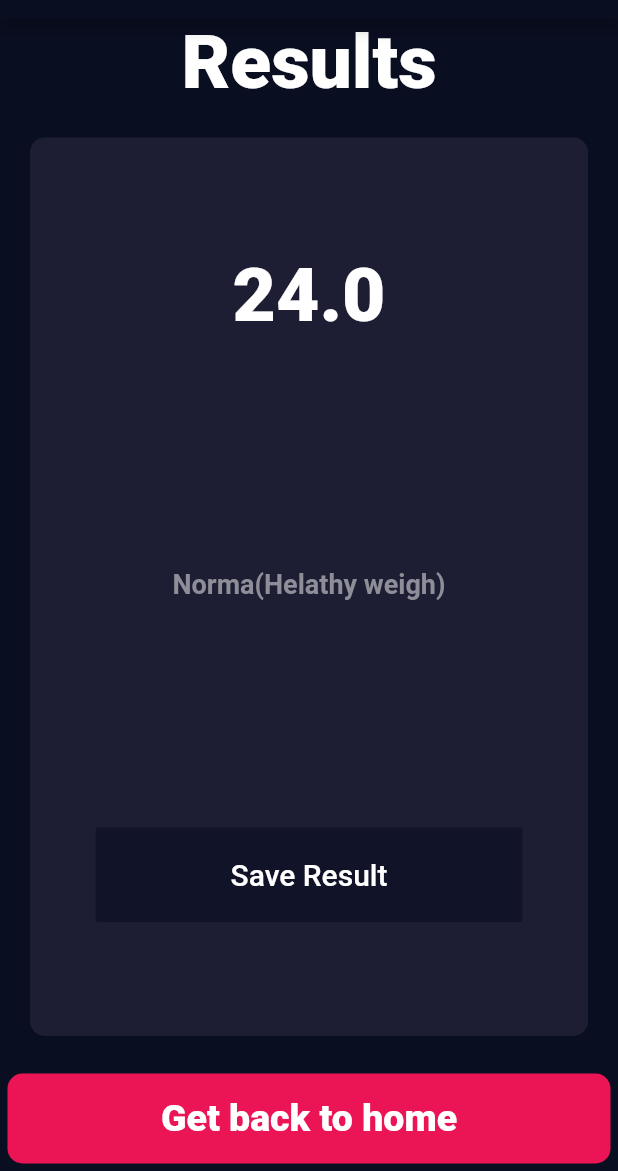
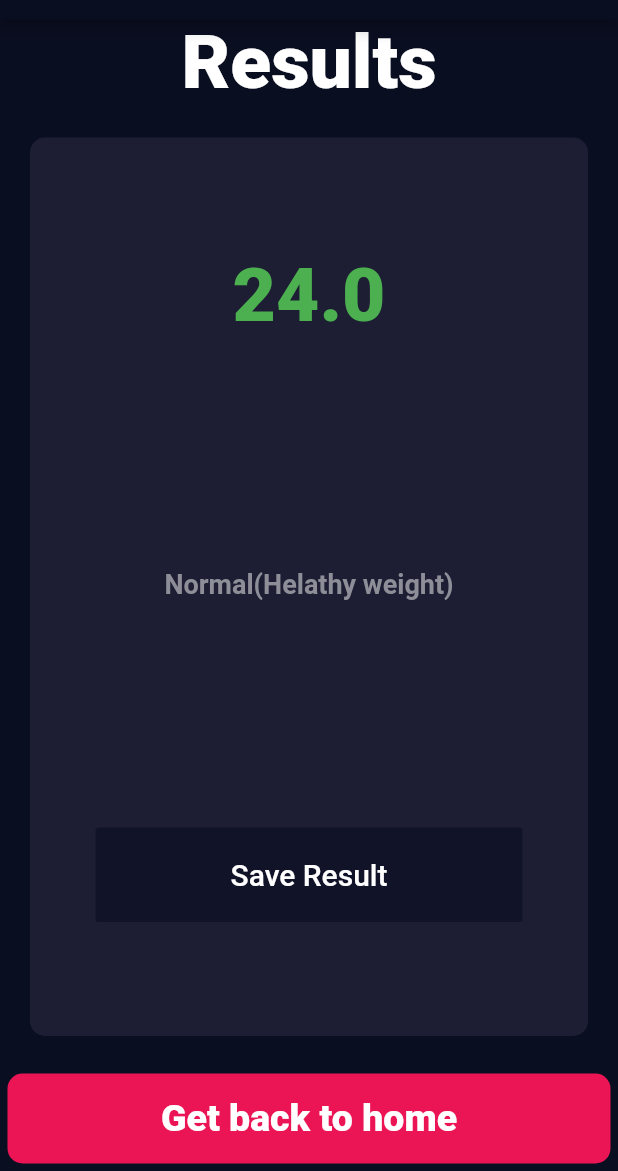
Before and after one commit to CedricMurairi/flutter-BMI-Calculator, a Flutter app: the screen it shows after launch, after a tap on "Calculate BMI", on a phone screen of 412 x 824 dp, the part 65-1236 px from its top. Run offline on Flutter 3.47's test engine with Material 2 defaults, Android fonts, the phone set to English and light mode, and no system bars; our stand-ins replace font_awesome_flutter.

```diff
--- a/lib/constants.dart
+++ b/lib/constants.dart
@@ -11,6 +11,8 @@ const styleText = TextStyle(
   color: Color(0xFF8D8E98),
 );
 
+List<Widget> savedItems = [];
+
 const numberStyle = TextStyle(
   fontWeight: FontWeight.w900,
   fontSize: 50,
--- a/lib/logic/calculator.dart
+++ b/lib/logic/calculator.dart
@@ -1,4 +1,5 @@
 import 'dart:math';
+import 'package:flutter/material.dart';
 
 class BMICalculator {
   BMICalculator({this.height, this.weight});
@@ -7,6 +8,7 @@ class BMICalculator {
   int weight;
   double _bmiResult;
   String _conclusion;
+  Color _color;
 
   double calculateBMI() {
     _bmiResult = (weight / pow((height / 100), 2)).floorToDouble();
@@ -17,13 +19,13 @@ class BMICalculator {
     _conclusion = (_bmiResult <= 15)
         ? "Very severely underweight"
         : (_bmiResult <= 16)
-            ? "Severely underwight"
+            ? "Severely underweight"
             : (_bmiResult <= 18.5)
-                ? "Underweigh"
+                ? "Underweight"
                 : (_bmiResult <= 25)
-                    ? "Norma(Helathy weigh)"
+                    ? "Normal(Helathy weight)"
                     : (_bmiResult <= 30)
-                        ? "Overweigh"
+                        ? "Overweight"
                         : (_bmiResult <= 35)
                             ? "Moderately obese"
                             : (_bmiResult <= 40)
@@ -31,4 +33,23 @@ class BMICalculator {
                                 : "Very severely obese";
     return _conclusion;
   }
+
+  Color getColor() {
+    _color = (_bmiResult <= 15)
+        ? Colors.redAccent
+        : (_bmiResult <= 16)
+            ? Colors.redAccent
+            : (_bmiResult <= 18.5)
+                ? Colors.orange
+                : (_bmiResult <= 25)
+                    ? Colors.green
+                    : (_bmiResult <= 30)
+                        ? Colors.orange
+                        : (_bmiResult <= 35)
+                            ? Colors.redAccent
+                            : (_bmiResult <= 40)
+                                ? Colors.redAccent
+                                : Colors.redAccent;
+    return _color;
+  }
 }
--- a/lib/main.dart
+++ b/lib/main.dart
@@ -9,7 +9,7 @@ class MyApp extends StatelessWidget {
   @override
   Widget build(BuildContext context) {
     return MaterialApp(
-      title: 'Flutter Demo',
+      title: 'BMI Calculator',
       initialRoute: '/',
       theme: ThemeData.dark().copyWith(
         primaryColor: Color(0xFF0A0E21),
--- a/lib/screens/home_page.dart
+++ b/lib/screens/home_page.dart
@@ -212,6 +212,7 @@ class _HomePageState extends State<HomePage> {
                     return Result(
                       bmiResult: calculator.calculateBMI(),
                       conclusion: calculator.conclude(),
+                      color: calculator.getColor(),
                     );
                   },
                 ),
--- a/lib/screens/second_page.dart
+++ b/lib/screens/second_page.dart
@@ -6,16 +6,26 @@ import 'package:flutter/material.dart';
 import 'saved_bmi_page.dart';
 
 class Result extends StatelessWidget {
-  Result({this.bmiResult, this.conclusion});
+  Result({this.bmiResult, this.conclusion, this.color});
 
   final double bmiResult;
   final String conclusion;
+  final Color color;
 
   void saveEntry(context, result, text) {
     DateTime time = DateTime.now();
-    Navigator.push(context, MaterialPageRoute(builder: (context) {
-      return SavedBMICalculation(result: bmiResult, conclusion: conclusion, time: time,);
-    }));
+    Navigator.push(
+      context,
+      MaterialPageRoute(
+        builder: (context) {
+          return SavedBMICalculation(
+            result: this.bmiResult,
+            conclusion: this.conclusion,
+            time: time,
+          );
+        },
+      ),
+    );
   }
 
   @override
@@ -44,12 +54,13 @@ class Result extends StatelessWidget {
                 children: <Widget>[
                   Text(
                     bmiResult.toString(),
-                    style: numberStyle,
+                    style: TextStyle(
+                      fontWeight: FontWeight.w900,
+                      fontSize: 50,
+                      color: color,
+                    ),
                   ),
-                  Text(
-                    conclusion,
-                    style: styleText,
-                  ),
+                  Text(conclusion, style: styleText),
                   FlatButton(
                     padding: EdgeInsets.only(
                       left: 90,
--- a/pubspec.yaml
+++ b/pubspec.yaml
@@ -14,7 +14,9 @@ description: A new Flutter project.
 version: 1.0.0+1
 
 environment:
-  sdk: ">=2.1.0 <3.0.0"
+#  sdk: ">=2.1.0 <3.0.0"
+#  sdk: ">=2.5.2 <3.0.0"
+  sdk: ">=2.7.0 <3.0.0"
 
 dependencies:
   flutter:
```
Also changed, not shown: lib/screens/saved_bmi_page.dart (+31 -12 lines), pubspec.lock.
